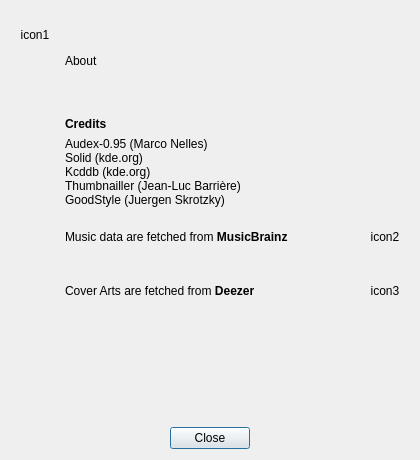
Qt form dialogs/aboutwidgetUI.ui (janbar/CDDA-Ripper) before a commit.
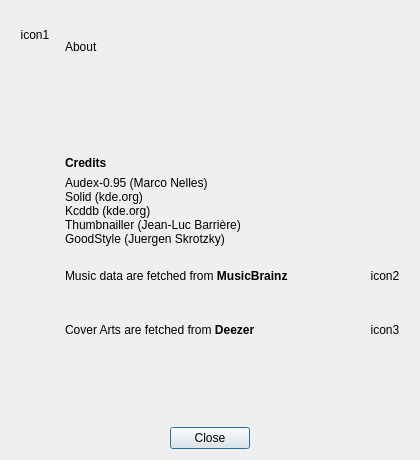
The same form after that commit.

Commit message: fix minimum expanding of dialog about

What changed in the file:
```diff
--- a/dialogs/aboutwidgetUI.ui
+++ b/dialogs/aboutwidgetUI.ui
@@ -11,7 +11,7 @@
    </rect>
   </property>
   <property name="sizePolicy">
-   <sizepolicy hsizetype="Fixed" vsizetype="Fixed">
+   <sizepolicy hsizetype="Fixed" vsizetype="MinimumExpanding">
     <horstretch>0</horstretch>
     <verstretch>0</verstretch>
    </sizepolicy>
@@ -25,7 +25,7 @@
   <property name="maximumSize">
    <size>
     <width>420</width>
-    <height>460</height>
+    <height>520</height>
    </size>
   </property>
   <property name="windowTitle">
@@ -57,7 +57,7 @@
    <item row="1" column="1">
     <widget class="QLabel" name="label_about">
      <property name="sizePolicy">
-      <sizepolicy hsizetype="Expanding" vsizetype="Preferred">
+      <sizepolicy hsizetype="Expanding" vsizetype="Expanding">
        <horstretch>0</horstretch>
        <verstretch>0</verstretch>
       </sizepolicy>
@@ -65,7 +65,7 @@
      <property name="minimumSize">
       <size>
        <width>0</width>
-       <height>100</height>
+       <height>72</height>
       </size>
      </property>
      <property name="text">
@@ -76,7 +76,7 @@
      </property>
     </widget>
    </item>
-   <item row="2" column="1">
+   <item row="3" column="1">
     <widget class="QLabel" name="label_title_credits">
      <property name="minimumSize">
       <size>
@@ -94,7 +94,7 @@
      </property>
     </widget>
    </item>
-   <item row="3" column="1">
+   <item row="4" column="1">
     <widget class="QLabel" name="label_credits">
      <property name="text">
       <string notr="true">Audex-0.95 (Marco Nelles)
@@ -108,7 +108,7 @@
      </property>
     </widget>
    </item>
-   <item row="4" column="1">
+   <item row="5" column="1">
     <layout class="QVBoxLayout" name="verticalLayout">
      <item>
       <layout class="QHBoxLayout" name="horizontalLayout">
@@ -190,20 +190,33 @@
      </item>
     </layout>
    </item>
-   <item row="6" column="0" colspan="2">
-    <spacer name="verticalSpacer">
-     <property name="orientation">
-      <enum>Qt::Orientation::Vertical</enum>
-     </property>
-     <property name="sizeHint" stdset="0">
-      <size>
-       <width>20</width>
-       <height>40</height>
-      </size>
-     </property>
-    </spacer>
-   </item>
    <item row="7" column="0" colspan="2">
+    <spacer name="verticalSpacer">
+     <property name="orientation">
+      <enum>Qt::Vertical</enum>
+     </property>
+     <property name="sizeHint" stdset="0">
+      <size>
+       <width>20</width>
+       <height>40</height>
+      </size>
+     </property>
+    </spacer>
+   </item>
+   <item row="2" column="1">
+    <spacer name="verticalSpacer_2">
+     <property name="orientation">
+      <enum>Qt::Vertical</enum>
+     </property>
+     <property name="sizeHint" stdset="0">
+      <size>
+       <width>20</width>
+       <height>40</height>
+      </size>
+     </property>
+    </spacer>
+   </item>
+   <item row="8" column="0" colspan="2">
     <widget class="QDialogButtonBox" name="buttonBox">
      <property name="orientation">
       <enum>Qt::Orientation::Horizontal</enum>
```
Left out of the diff: 10 changed lines with no effect on the pictures. The commit also changes 6 other files.
